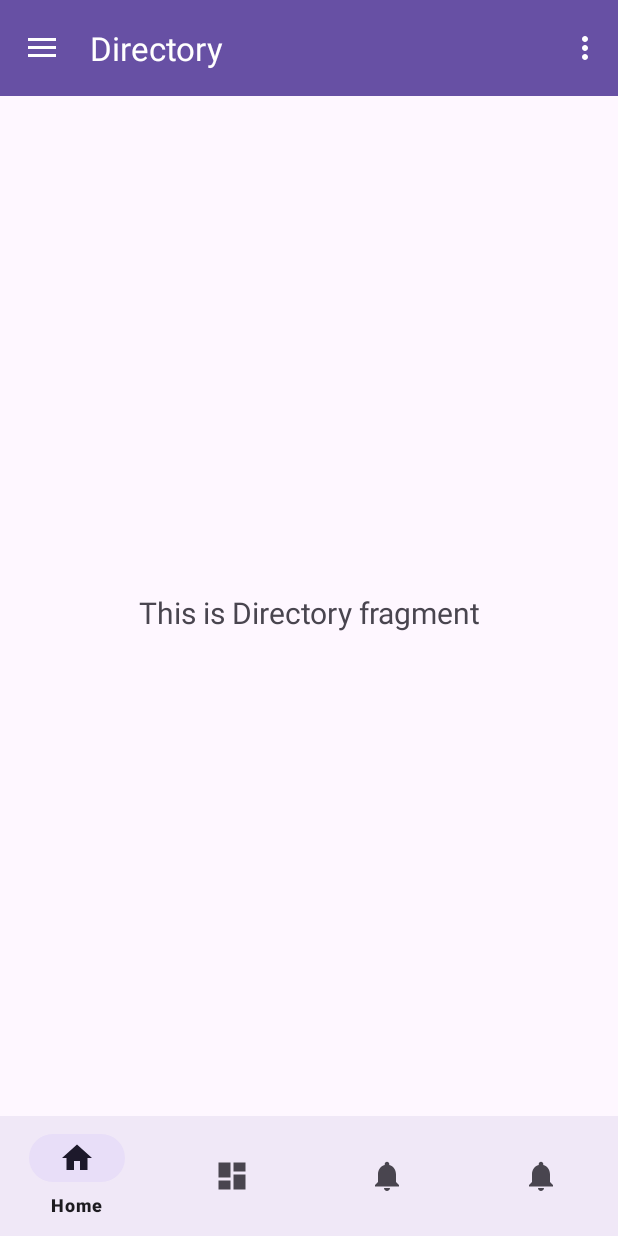
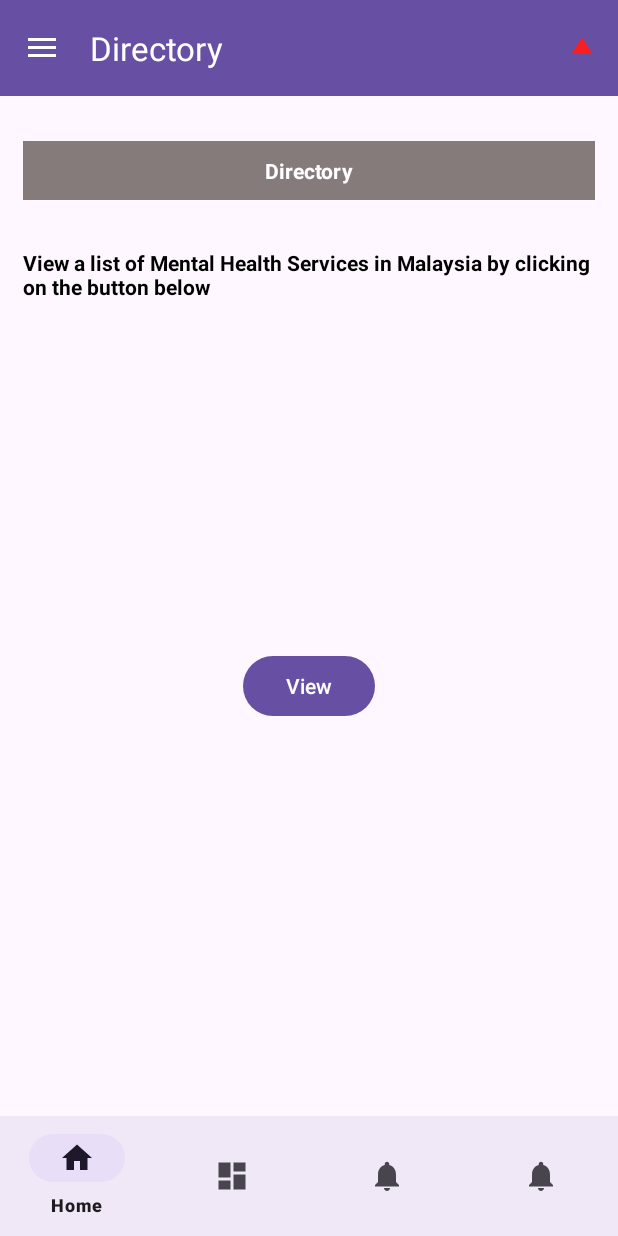
Before and after one commit to Parz1val13/Tenang-Capstone, an Android app: the screen it shows after launch (MainActivity), in the side drawer, after a tap on "Directory", on a phone screen of 412 x 824 dp. Run offline under Robolectric (Android 15) with nearby library versions, the light colour scheme and no system bars; our stand-ins replace navigation-ui.

Commit message:
update directory

```diff
--- a/app/src/main/java/com/example/tenang_capstone/ui/directory/DirectoryFragment.java
+++ b/app/src/main/java/com/example/tenang_capstone/ui/directory/DirectoryFragment.java
@@ -1,5 +1,7 @@
 package com.example.tenang_capstone.ui.directory;
 
+import android.content.Intent;
+import android.net.Uri;
 import android.os.Bundle;
 import android.view.LayoutInflater;
 import android.view.View;
@@ -7,6 +9,7 @@ import android.view.ViewGroup;
 import android.widget.TextView;
 
 import androidx.annotation.NonNull;
+import androidx.annotation.Nullable;
 import androidx.fragment.app.Fragment;
 import androidx.lifecycle.ViewModelProvider;
 
@@ -24,9 +27,24 @@ public class DirectoryFragment extends Fragment {
         binding = FragmentDirectoryBinding.inflate(inflater, container, false);
         View root = binding.getRoot();
 
-        final TextView textView = binding.textSlideshow;
-        directoryViewModel.getText().observe(getViewLifecycleOwner(), textView::setText);
+//        final TextView textView = binding.textSlideshow;
+//        directoryViewModel.getText().observe(getViewLifecycleOwner(), textView::setText);
         return root;
+    }
+
+    @Override
+    public void onViewCreated(@NonNull View view, @Nullable Bundle savedInstanceState) {
+        super.onViewCreated(view, savedInstanceState);
+
+        binding.ViewButton.setOnClickListener(new View.OnClickListener() {
+            @Override
+            public void onClick(View v) {
+                String url = "https://sites.google.com/view/psymalaysia/english/selangor-kl?authuser=0";
+                Intent intent = new Intent(Intent.ACTION_VIEW);
+                intent.setData(Uri.parse(url));
+                startActivity(intent);
+            }
+        });
     }
 
     @Override
--- /dev/null
+++ b/app/src/main/res/drawable/baseline_play_arrow_24.xml
@@ -0,0 +1,10 @@
+<vector android:height="24dp" android:tint="#FA1E1E"
+    android:viewportHeight="24" android:viewportWidth="24"
+    android:width="24dp" xmlns:android="http://schemas.android.com/apk/res/android">
+    <group
+        android:rotation="-90"
+        android:pivotX="12"
+        android:pivotY="12">
+        <path android:fillColor="@android:color/white" android:pathData="M8,5v14l11,-7z"/>
+    </group>
+</vector>
--- a/app/src/main/res/layout/fragment_directory.xml
+++ b/app/src/main/res/layout/fragment_directory.xml
@@ -4,19 +4,61 @@
     xmlns:tools="http://schemas.android.com/tools"
     android:layout_width="match_parent"
     android:layout_height="match_parent"
+    android:paddingStart="15dp"
+    android:paddingTop="30dp"
+    android:paddingEnd="15dp"
+    android:paddingBottom="30dp"
     tools:context=".ui.milestones.MilestonesFragment">
 
+    <androidx.constraintlayout.widget.ConstraintLayout
+        android:id="@+id/constraintLayout"
+        android:layout_width="0dp"
+        android:layout_height="wrap_content"
+        android:background="#857B7B"
+        android:paddingStart="30dp"
+        android:paddingTop="10dp"
+        android:paddingEnd="30dp"
+        android:paddingBottom="10dp"
+        app:layout_constraintEnd_toEndOf="parent"
+        app:layout_constraintHorizontal_bias="0.5"
+        app:layout_constraintStart_toStartOf="parent"
+        app:layout_constraintTop_toTopOf="parent">
+
+        <TextView
+            android:id="@+id/textView2"
+            android:layout_width="wrap_content"
+            android:layout_height="wrap_content"
+            android:text="@string/directory"
+            android:textColor="@color/white"
+            android:textStyle="bold"
+            app:layout_constraintBottom_toBottomOf="parent"
+            app:layout_constraintEnd_toEndOf="parent"
+            app:layout_constraintHorizontal_bias="0.5"
+            app:layout_constraintStart_toStartOf="parent"
+            app:layout_constraintTop_toTopOf="parent"
+            app:layout_constraintVertical_bias="0.5" />
+    </androidx.constraintlayout.widget.ConstraintLayout>
+
     <TextView
-        android:id="@+id/text_slideshow"
-        android:layout_width="match_parent"
+        android:id="@+id/textView21"
+        android:layout_width="wrap_content"
         android:layout_height="wrap_content"
-        android:layout_marginStart="8dp"
-        android:layout_marginTop="8dp"
-        android:layout_marginEnd="8dp"
-        android:textAlignment="center"
-        android:textSize="20sp"
+        android:layout_marginTop="32dp"
+        android:text="View a list of Mental Health Services in Malaysia by clicking on the button below"
+        android:textColor="@color/black"
+        android:textStyle="bold"
+        app:layout_constraintEnd_toEndOf="parent"
+        app:layout_constraintStart_toStartOf="parent"
+        app:layout_constraintTop_toBottomOf="@+id/constraintLayout" />
+
+    <Button
+        android:id="@+id/ViewButton"
+        android:layout_width="wrap_content"
+        android:layout_height="wrap_content"
+        android:text="View"
         app:layout_constraintBottom_toBottomOf="parent"
         app:layout_constraintEnd_toEndOf="parent"
         app:layout_constraintStart_toStartOf="parent"
-        app:layout_constraintTop_toTopOf="parent" />
+        app:layout_constraintTop_toBottomOf="@+id/textView21" />
+
 </androidx.constraintlayout.widget.ConstraintLayout>
--- a/app/src/main/res/menu/main.xml
+++ b/app/src/main/res/menu/main.xml
@@ -5,5 +5,6 @@
         android:id="@+id/action_settings"
         android:orderInCategory="100"
         android:title="@string/action_settings"
-        app:showAsAction="never" />
+        android:icon="@drawable/baseline_play_arrow_24"
+        app:showAsAction="always|never" />
 </menu>
```
